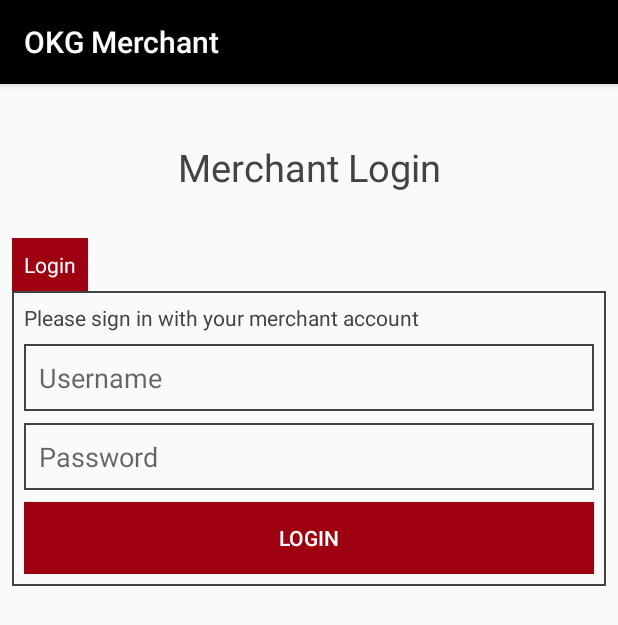
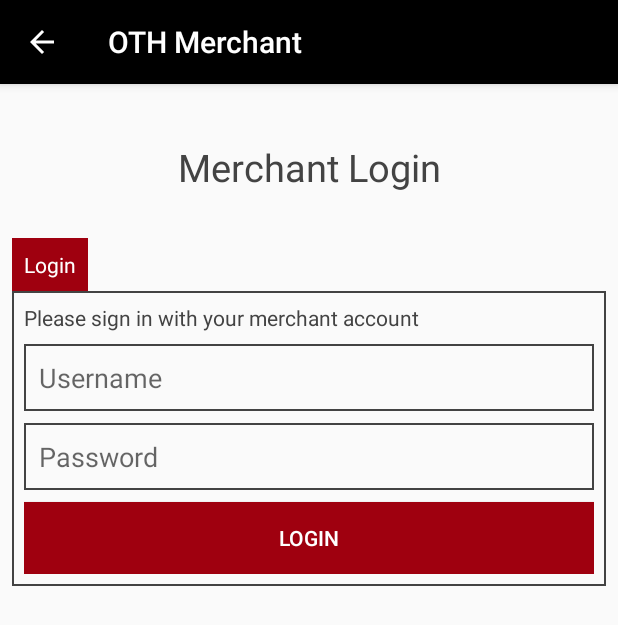
Before and after one commit to Nelson2SR/Wifi_autoconnect, an Android app: the screen it shows after launch (ActivityLoginOption), on a phone screen of 412 x 824 dp. Shown: the top 625 px of the screen. Run offline under Robolectric (Android 15) with nearby library versions, the light colour scheme and no system bars; our stand-ins replace Volley.

Commit message:
Revert "1104 -- Initial commit"
This reverts commit 644814c0457c2704c933f12cd8b3bb5a9d70769f.

```diff
--- a/app/build.gradle
+++ b/app/build.gradle
@@ -5,7 +5,7 @@ android {
     buildToolsVersion "23.0.2"
 
     defaultConfig {
-        applicationId "com.appliedmesh.merchantapp.okg"
+        applicationId "com.appliedmesh.merchantapp"
         minSdkVersion 17
         targetSdkVersion 17
     }
--- a/app/src/main/java/com/appliedmesh/merchantapp/view/ActivityLoginOption.java
+++ b/app/src/main/java/com/appliedmesh/merchantapp/view/ActivityLoginOption.java
@@ -62,8 +62,8 @@ public class ActivityLoginOption  extends AppCompatActivity {
 		setContentView(R.layout.a_login_option);
 
 
-		getSupportActionBar().setDisplayHomeAsUpEnabled(false);
-		getSupportActionBar().setHomeButtonEnabled(false);
+		getSupportActionBar().setDisplayHomeAsUpEnabled(true);
+		getSupportActionBar().setHomeButtonEnabled(true);
 
 		etEmail = (EditText) findViewById(R.id.etEmail);
 		etPassword = (EditText) findViewById(R.id.etPassword);
--- a/app/src/main/res/values/strings.xml
+++ b/app/src/main/res/values/strings.xml
@@ -1,6 +1,6 @@
 <?xml version="1.0" encoding="utf-8"?>
 <resources>
-    <string name="app_name">OKG Merchant</string>
+    <string name="app_name">OTH Merchant</string>
     <string name="enter_receipt">Enter Receipt No.</string>
     <string name="flashlight">Flashlight</string>
     <string name="load_image">Load Image</string>
```
Also changed, not shown: 1179 other files.
